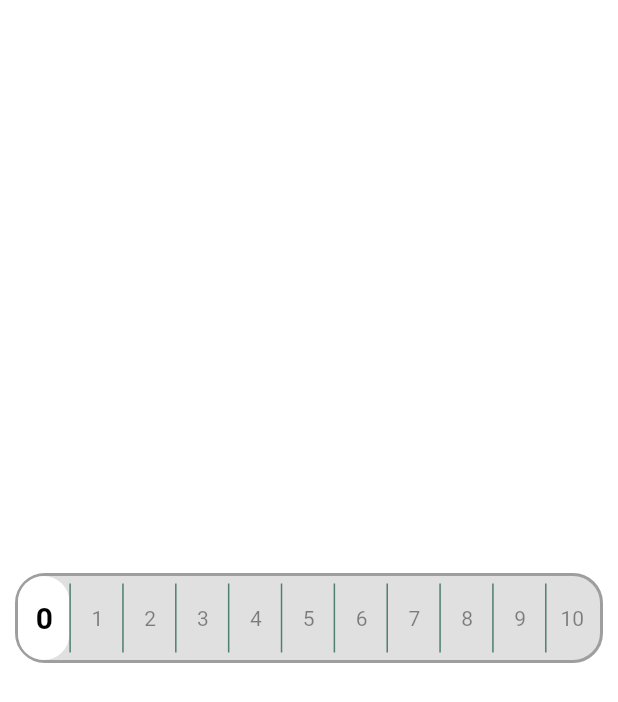
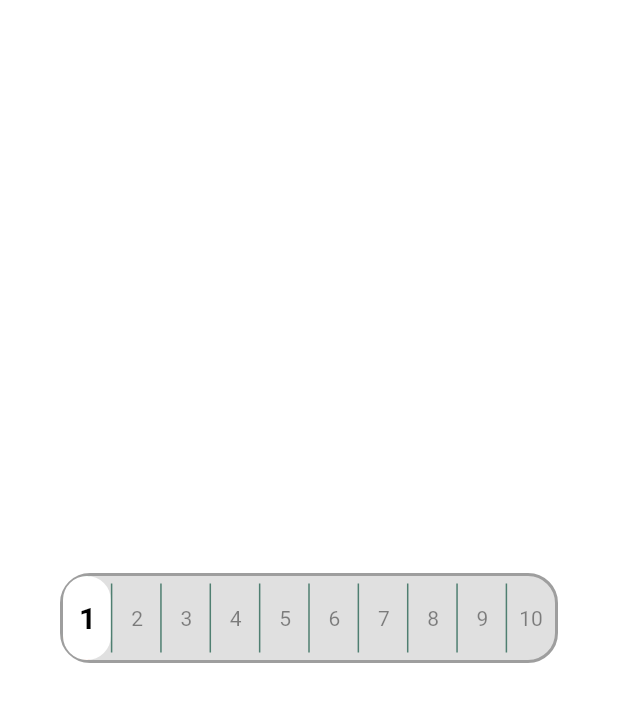
Before and after one commit to Inficial-Infotech/inficial-slider, a Flutter app: the screen it shows after launch, on a phone screen of 412 x 824 dp. Shown: the top 702 px of the screen. Run offline on Flutter 3.47's test engine with Material 2 defaults, Android fonts, the phone set to English and light mode, and no system bars.

Commit message:
bug fixed

```diff
--- a/lib/main.dart
+++ b/lib/main.dart
@@ -76,13 +76,16 @@
         crossAxisAlignment: CrossAxisAlignment.center,
         children: [
           const Spacer(),
-          Padding(
-            padding: const EdgeInsets.only(left: 10, right: 10),
-            child: ScoreSlider(
-              maxScore: 10,
-              score: 0,
-              backgroundColor: Colors.grey[300],
-              onScoreChanged: (newScore) {},
+          Center(
+            child: Padding(
+              padding: const EdgeInsets.only(left: 40, right: 40),
+              child: ScoreSlider(
+                maxScore: 10,
+                score: 1,
+                minScore: 1,
+                backgroundColor: Colors.grey[300],
+                onScoreChanged: (newScore) {},
+              ),
             ),
           ),
           const Spacer(),
--- a/lib/score_slider.dart
+++ b/lib/score_slider.dart
@@ -25,7 +25,7 @@ class ScoreSlider extends StatefulWidget {
 }
 
 class ScoreSliderState extends State<ScoreSlider> {
-  int _currentScore = 0;
+  int _currentScore = 1;
 
   @override
   void initState() {
@@ -36,7 +36,8 @@ class ScoreSliderState extends State<ScoreSlider> {
   List<Widget> _dots(BoxConstraints size) {
     List<Widget> dots = <Widget>[];
 
-    double width = size.maxWidth / (widget.maxScore - widget.minScore + 1.45);
+    // double width = size.maxWidth / (widget.maxScore - widget.minScore + 1.45);
+    double width = (size.maxWidth / widget.maxScore) - 1.3;
     double selectedScoreRadius = (widget.height * 0.7) / 2;
     double dotRadius = (widget.height * 0.25) / 1;
 
@@ -96,7 +97,7 @@ class ScoreSliderState extends State<ScoreSlider> {
     int calculatedScore = (x ~/ socreWidth) + widget.minScore;
     if (calculatedScore != _currentScore &&
         calculatedScore <= widget.maxScore &&
-        calculatedScore >= 0) {
+        calculatedScore >= 1) {
       setState(() => _currentScore = calculatedScore);
       if (widget.onScoreChanged != null) {
         widget.onScoreChanged(_currentScore);
@@ -108,6 +109,7 @@ class ScoreSliderState extends State<ScoreSlider> {
   Widget build(BuildContext context) {
     return SizedBox(
       height: 60,
+      // width: 400,
       child: LayoutBuilder(
         builder: (context, size) {
           return GestureDetector(
@@ -140,6 +142,7 @@ class ScoreSliderState extends State<ScoreSlider> {
                     child: StepProgressIndicator(
                       // selectedSize: width,
                       // unselectedSize: width,
+                      width: size.maxWidth,
                       totalSteps: 10,
                       currentStep: _currentScore,
                       size: 56,
--- a/lib/step_progress_indicator.dart
+++ b/lib/step_progress_indicator.dart
@@ -192,6 +192,7 @@ class StepProgressIndicator extends StatelessWidget {
   ///
   /// **NOTE**: if not provided it defaults to [CrossAxisAlignment.center]
   final CrossAxisAlignment stepCrossAxisAlignment;
+  final double? width;
 
   const StepProgressIndicator({
     required this.totalSteps,
@@ -201,6 +202,7 @@ class StepProgressIndicator extends StatelessWidget {
     this.customSize,
     this.selectedSize,
     this.unselectedSize,
+    this.width,
     this.roundedEdges,
     this.gradientColor,
     this.selectedGradientColor,
@@ -397,17 +399,27 @@ class StepProgressIndicator extends StatelessWidget {
 
     getWidth() {
       double size = 0;
-      if (currentStep == 8 || currentStep == 9) {
-        size = indicatorLength * (currentStep / totalSteps) - 10;
+      // if (currentStep == 8 || currentStep == 9) {
+      //   size = indicatorLength * (currentStep / totalSteps) - 10;
+      // } else {
+      //   size = indicatorLength * (currentStep / totalSteps) +
+      //       ((currentStep == 1)
+      //           ? -10
+      //           : (currentStep == 2)
+      //               ? -10
+      //               : (currentStep == 3)
+      //                   ? -10
+      //                   : (currentStep == 7)
+      //                       ? -10
+      //                       : 0);
+      // }
+      if (currentStep == 1) {
+        size = (indicatorLength * (currentStep / totalSteps) - 15);
+      } else if (currentStep == totalSteps) {
+        size = indicatorLength * (currentStep / totalSteps);
       } else {
-        size = indicatorLength * (currentStep / totalSteps) +
-            ((currentStep == 1)
-                ? 10
-                : (currentStep == 2)
-                    ? 10
-                    : 0);
+        size = indicatorLength * (currentStep / totalSteps) - (width! / 16);
       }
-
       return size;
     }
 
```
